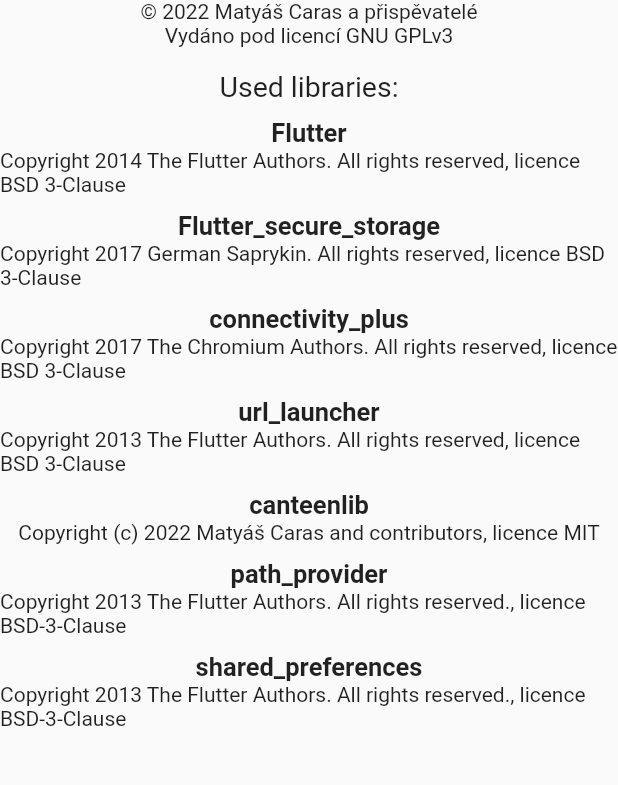
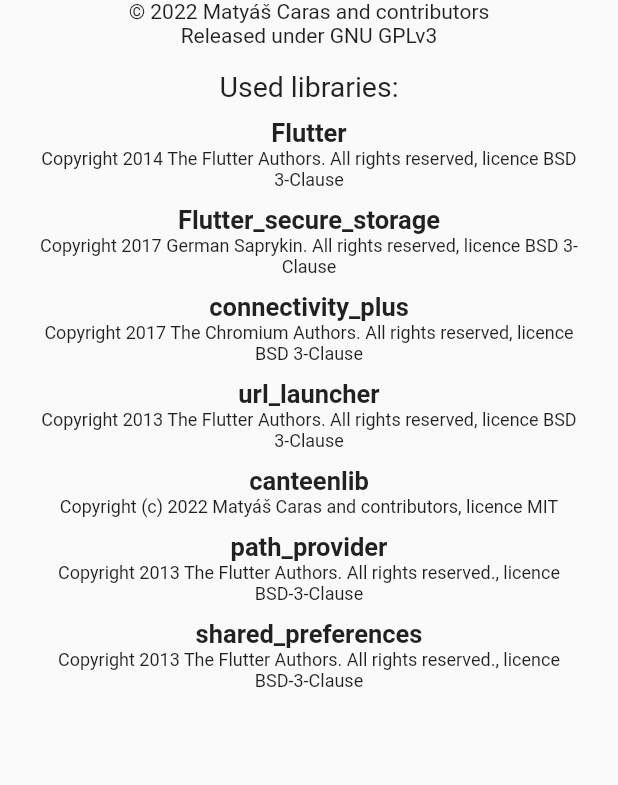
Before and after one commit to hernikplays/opencanteen, a Flutter app: the AboutPage screen opened directly, on a phone screen of 412 x 824 dp, the part 137-922 px from its top. Run offline on Flutter 3.47's test engine with Material 2 defaults, Android fonts, the phone set to English and light mode, and no system bars; our stand-ins replace connectivity_plus, flutter_secure_storage, shared_preferences; missing offline and left inert: canteenlib; accounts and stored records are empty.

Commit message:
Připravit na nové vydání (Closes #3)

```diff
--- a/lib/lang/lang.dart
+++ b/lib/lang/lang.dart
@@ -107,6 +107,10 @@
 
   String get usedLibs;
 
+  String get license;
+
+  String get copyright;
+
   // Settings
 
   String get settings;
--- a/lib/lang/lang_cz.dart
+++ b/lib/lang/lang_cz.dart
@@ -18,6 +18,9 @@
 
   @override
   String get close => "Zavřít";
+
+  @override
+  String get copyright => "© 2022 Matyáš Caras a přispěvatelé";
 
   @override
   String get disagree => "Nesouhlasím";
@@ -50,6 +53,9 @@
 
   @override
   String get inExchange => "V BURZE";
+
+  @override
+  String get license => "Vydáno pod licencí GNU GPLv3";
 
   @override
   String get loading => "Načítání...";
--- a/lib/lang/lang_en.dart
+++ b/lib/lang/lang_en.dart
@@ -18,6 +18,9 @@
 
   @override
   String get close => "Close";
+
+  @override
+  String get copyright => "© 2022 Matyáš Caras and contributors";
 
   @override
   String get disagree => "I disagree";
@@ -50,6 +53,9 @@
 
   @override
   String get inExchange => "ON EXCHANGE";
+
+  @override
+  String get license => "Released under GNU GPLv3";
 
   @override
   String get loading => "Loading...";
--- a/lib/okna/about.dart
+++ b/lib/okna/about.dart
@@ -17,16 +17,18 @@
       appBar: AppBar(
         title: Text(Languages.of(context)!.about),
       ),
-      body: SingleChildScrollView(
+      body: Center(
         child: SizedBox(
           height: MediaQuery.of(context).size.height,
+          width: MediaQuery.of(context).size.width - 50,
+          child: SingleChildScrollView(
             child: Column(mainAxisSize: MainAxisSize.min, children: [
               const Text("OpenCanteen", style: TextStyle(fontSize: 30)),
-            const Text("© 2022 Matyáš Caras a přispěvatelé"),
+              Text(Languages.of(context)!.copyright),
               InkWell(
                   onTap: () => launch(
                       "https://github.com/hernikplays/opencanteen/blob/main/LICENSE"),
-                child: const Text("Vydáno pod licencí GNU GPLv3")),
+                  child: Text(Languages.of(context)!.license)),
               const SizedBox(height: 15),
               Text(Languages.of(context)!.usedLibs,
                   style: const TextStyle(fontSize: 19)),
@@ -68,6 +70,7 @@
             ]),
           ),
         ),
+      ),
     );
   }
 
@@ -82,6 +85,8 @@
         ),
         Text(
           copyright,
+          textAlign: TextAlign.center,
+          style: const TextStyle(fontSize: 12),
         ),
       ]),
     );
--- a/lib/okna/burza.dart
+++ b/lib/okna/burza.dart
@@ -120,6 +120,8 @@
       ),
       body: RefreshIndicator(
           child: Center(
+            child: SizedBox(
+              width: MediaQuery.of(context).size.width - 50,
               child: Column(
                 children: [
                   const SizedBox(height: 10),
@@ -135,6 +137,7 @@
                 ],
               ),
             ),
+          ),
           onRefresh: () => nactiBurzu(context)),
     );
   }
--- a/lib/util.dart
+++ b/lib/util.dart
@@ -81,5 +81,5 @@
       required this.objednano,
       required this.cena,
       required this.naBurze,
-      required DateTime this.den});
+      required this.den});
 }
--- a/pubspec.yaml
+++ b/pubspec.yaml
@@ -6,7 +6,7 @@
 # The following defines the version and build number for your application.
 # A version number is three numbers separated by dots, like 1.2.43
 # followed by an optional build number separated by a +.
-version: 0.2.0+3
+version: 1.0.0+3
 
 environment:
   sdk: ">=2.16.1 <3.0.0"
```
Also changed, not shown: 1 other file. Lines whose indentation alone changed are shown as unchanged.
